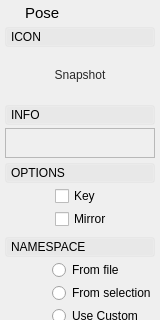
The window that src/studiolibrarymaya/resource/ui/PoseLoadWidget.ui (krathjen/studiolibrary) describes before a commit, drawn with Qt 5; both pictures show x 0 to 160 and y 0 to 320 of the 160 by 560 pixel window.
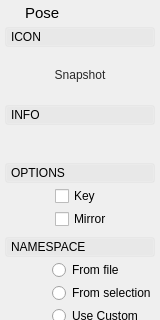
The same window after the commit. Icons and pictures are not drawn.

Commit message: Remove dark styled border from the preview widget

The edit to the form file:
```diff
--- a/src/studiolibrarymaya/resource/ui/PoseLoadWidget.ui
+++ b/src/studiolibrarymaya/resource/ui/PoseLoadWidget.ui
@@ -464,10 +464,13 @@
             </size>
            </property>
            <property name="frameShape">
-            <enum>QFrame::StyledPanel</enum>
+            <enum>QFrame::NoFrame</enum>
            </property>
            <property name="frameShadow">
-            <enum>QFrame::Raised</enum>
+            <enum>QFrame::Plain</enum>
+           </property>
+           <property name="lineWidth">
+            <number>0</number>
            </property>
            <layout class="QHBoxLayout" name="horizontalLayout_3">
             <property name="spacing">
```
The commit also changes 2 other files.
